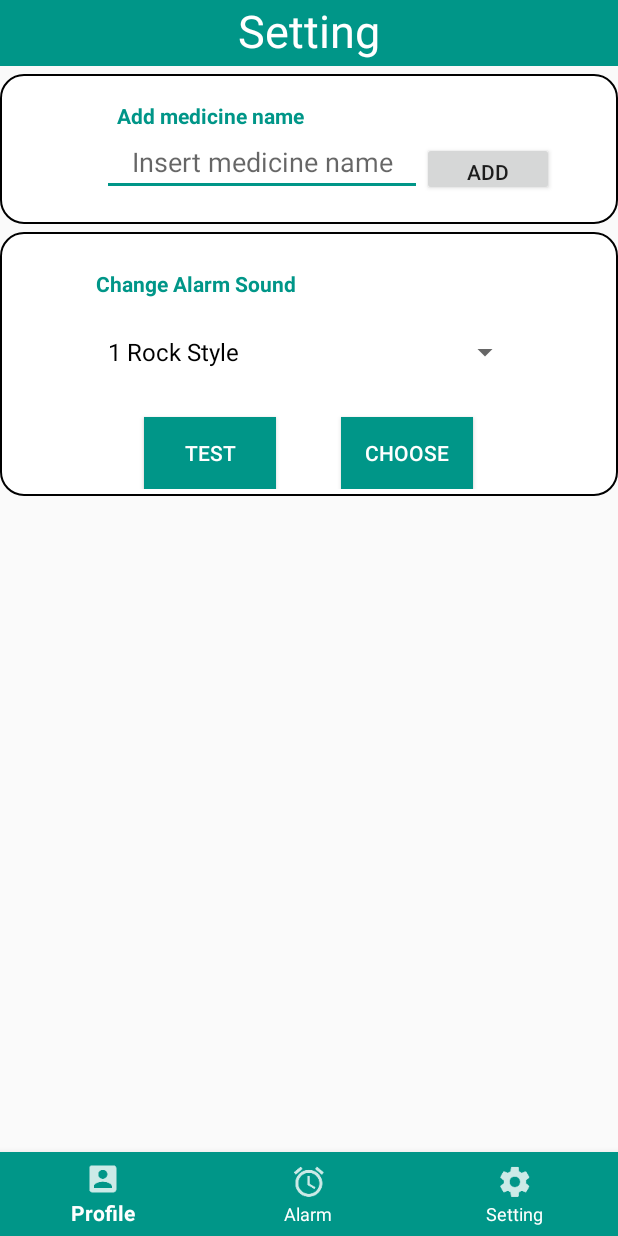
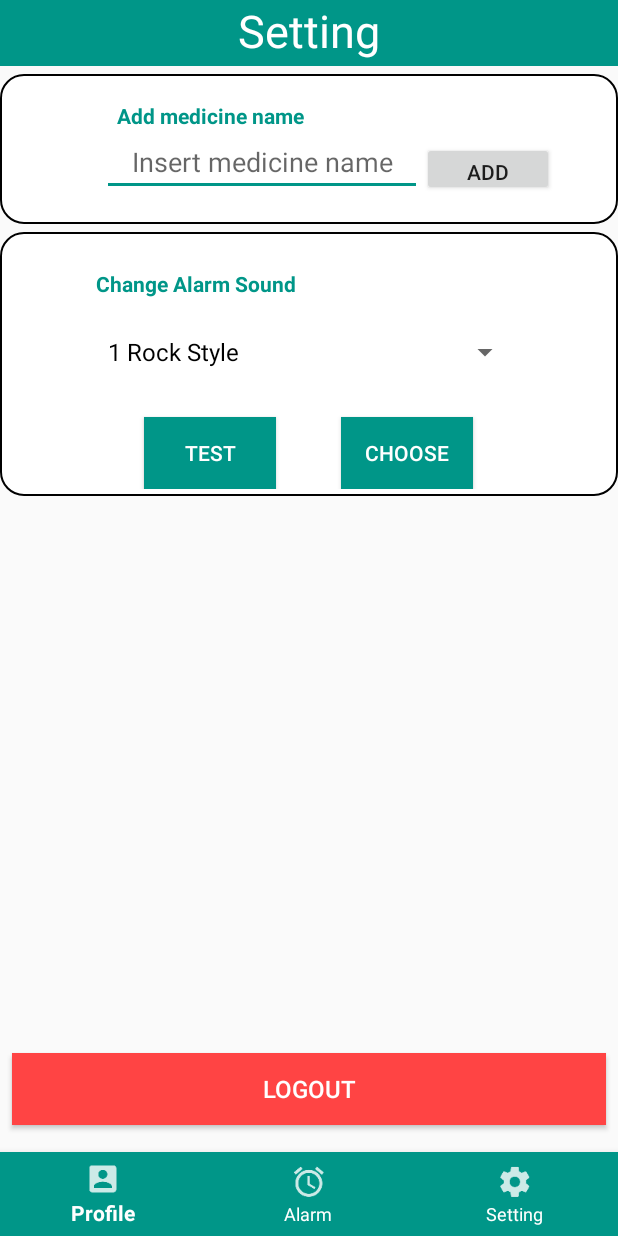
Before and after one commit to hackkarn/Ohyes, an Android app: the SettingActivity screen opened directly, with no data from a screen before it, on a phone screen of 412 x 824 dp. Run offline under Robolectric (Android 15) with nearby library versions, the phone set to English and light mode, and no system bars.

Commit message:
Change Logout button

```diff
--- a/app/src/main/res/layout/activity_setting.xml
+++ b/app/src/main/res/layout/activity_setting.xml
@@ -101,13 +101,14 @@
     </RelativeLayout>
 
     <RelativeLayout
+        android:id="@+id/relativeLayout"
         android:layout_width="match_parent"
         android:layout_height="176dp"
         android:layout_marginTop="5dp"
         android:background="@drawable/card_edge"
+        android:gravity="center"
         app:layout_constraintTop_toBottomOf="@+id/layout1"
-        tools:layout_editor_absoluteX="18dp"
-        android:gravity="center">
+        tools:layout_editor_absoluteX="18dp">
 
         <TextView
             android:id="@+id/textSound"
@@ -175,6 +176,27 @@
 
     </RelativeLayout>
 
+    <Button
+        android:id="@+id/bLogout"
+        android:layout_width="match_parent"
+        android:layout_height="wrap_content"
+        android:layout_marginBottom="8dp"
+        android:layout_marginEnd="8dp"
+        android:layout_marginStart="8dp"
+        android:layout_marginTop="8dp"
+        android:background="@android:color/holo_red_light"
+        android:text="Logout"
+        android:textColor="#ffffffff"
+        android:textSize="16dp"
+        app:layout_constraintBottom_toTopOf="@+id/bottomNavigation"
+        app:layout_constraintEnd_toEndOf="parent"
+        app:layout_constraintHorizontal_bias="0.0"
+        app:layout_constraintLeft_toLeftOf="parent"
+        app:layout_constraintRight_toRightOf="parent"
+        app:layout_constraintStart_toStartOf="parent"
+        app:layout_constraintTop_toBottomOf="@+id/relativeLayout"
+        app:layout_constraintVertical_bias="0.974" />
+
 <!--<<<<<<< Updated upstream-->
 =======
 >>>>>>> master
```
Also changed, not shown: app/src/main/java/com/ohyes/ohyes/ProfileActivity.java (+2 -8 lines), app/src/main/java/com/ohyes/ohyes/SettingActivity.java (+8 -0 lines), app/src/main/res/layout/activity_profile.xml (+5 -17 lines).
